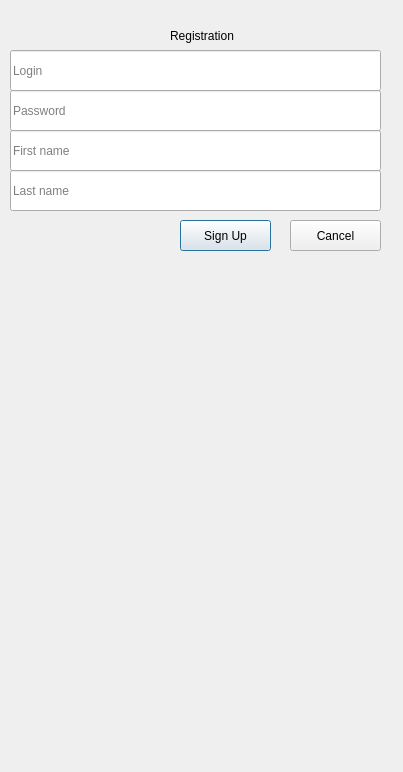
Knigan/Qt-Messenger, file registration.ui: the form before one commit.
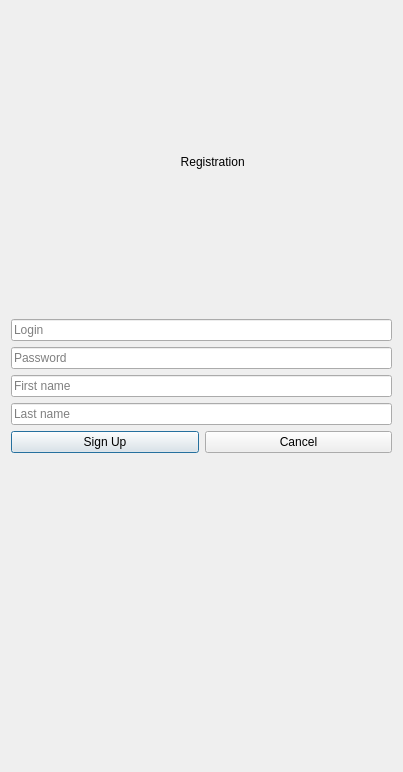
The form after the commit.

Diff of the .ui file:
```diff
--- a/registration.ui
+++ b/registration.ui
@@ -13,15 +13,16 @@
   <property name="windowTitle">
    <string>Dialog</string>
   </property>
+  <layout class="QGridLayout" name="gridLayout">
+   <item row="1" column="0" colspan="2">
+    <widget class="QLineEdit" name="LoginLineEdit">
+     <property name="placeholderText">
+      <string>Login</string>
+     </property>
+    </widget>
+   </item>
+   <item row="2" column="0" colspan="2">
   <widget class="QLineEdit" name="PasswordLineEdit">
-   <property name="geometry">
-    <rect>
-     <x>10</x>
-     <y>90</y>
-     <width>371</width>
-     <height>41</height>
-    </rect>
-   </property>
    <property name="text">
     <string/>
    </property>
@@ -32,41 +33,9 @@
     <string>Password</string>
    </property>
   </widget>
-  <widget class="QLabel" name="ErrorLabel">
-   <property name="geometry">
-    <rect>
-     <x>10</x>
-     <y>270</y>
-     <width>371</width>
-     <height>41</height>
-    </rect>
-   </property>
-   <property name="text">
-    <string/>
-   </property>
-  </widget>
-  <widget class="QPushButton" name="SignUpButton">
-   <property name="geometry">
-    <rect>
-     <x>180</x>
-     <y>220</y>
-     <width>91</width>
-     <height>31</height>
-    </rect>
-   </property>
-   <property name="text">
-    <string>Sign Up</string>
-   </property>
-  </widget>
+   </item>
+   <item row="3" column="0" colspan="2">
   <widget class="QLineEdit" name="FirstNameLineEdit">
-   <property name="geometry">
-    <rect>
-     <x>10</x>
-     <y>130</y>
-     <width>371</width>
-     <height>41</height>
-    </rect>
-   </property>
    <property name="text">
     <string/>
    </property>
@@ -74,58 +43,43 @@
     <string>First name</string>
    </property>
   </widget>
-  <widget class="QLineEdit" name="LoginLineEdit">
-   <property name="geometry">
-    <rect>
-     <x>10</x>
-     <y>50</y>
-     <width>371</width>
-     <height>41</height>
-    </rect>
-   </property>
-   <property name="placeholderText">
-    <string>Login</string>
-   </property>
-  </widget>
+   </item>
+   <item row="4" column="0" colspan="2">
   <widget class="QLineEdit" name="LastNameLineEdit">
-   <property name="geometry">
-    <rect>
-     <x>10</x>
-     <y>170</y>
-     <width>371</width>
-     <height>41</height>
-    </rect>
-   </property>
    <property name="placeholderText">
     <string>Last name</string>
    </property>
   </widget>
+   </item>
+   <item row="5" column="0">
+    <widget class="QPushButton" name="SignUpButton">
+     <property name="text">
+      <string>Sign Up</string>
+     </property>
+    </widget>
+   </item>
+   <item row="5" column="1">
   <widget class="QPushButton" name="CancelButton">
-   <property name="geometry">
-    <rect>
-     <x>290</x>
-     <y>220</y>
-     <width>91</width>
-     <height>31</height>
-    </rect>
-   </property>
    <property name="text">
     <string>Cancel</string>
    </property>
   </widget>
+   </item>
+   <item row="6" column="0" colspan="2">
+    <widget class="QLabel" name="ErrorLabel">
+     <property name="text">
+      <string/>
+     </property>
+    </widget>
+   </item>
+   <item row="0" column="0" colspan="2">
   <widget class="QLabel" name="label">
-   <property name="geometry">
-    <rect>
-     <x>170</x>
-     <y>20</y>
-     <width>71</width>
-     <height>31</height>
-    </rect>
-   </property>
    <property name="text">
-    <string>Registration</string>
-   </property>
-  </widget>
+      <string>                                                   Registration</string>
+     </property>
+    </widget>
+   </item>
+  </layout>
  </widget>
  <resources/>
  <connections/>
```
Lines whose indentation alone changed are shown as unchanged.
